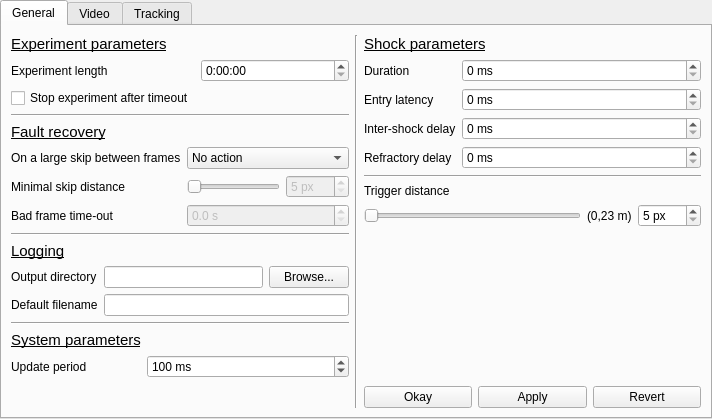
fgu-cas/kachna-tracker, file configwindow.ui: the form before one commit.
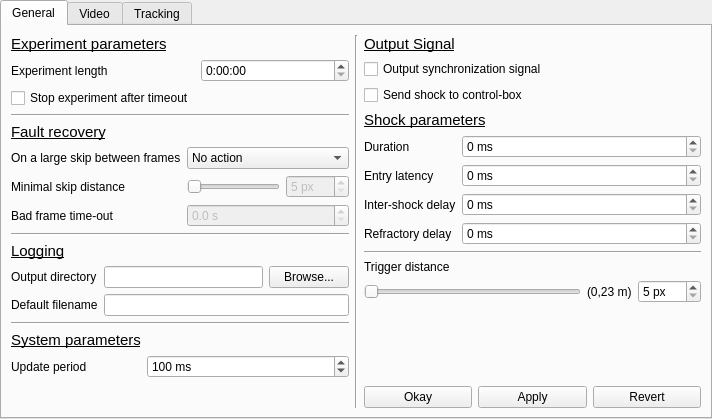
The form after the commit. Custom widgets are drawn as their Qt base class.

Commit message: add an option to enable/disable output signals

Patch:
```diff
--- a/configwindow.ui
+++ b/configwindow.ui
@@ -314,6 +314,27 @@
     </item>
     <item>
      <layout class="QVBoxLayout" name="verticalLayout_6">
+      <item>
+       <widget class="QLabel" name="label_32">
+        <property name="text">
+         <string>&lt;html&gt;&lt;head/&gt;&lt;body&gt;&lt;p&gt;&lt;span style=&quot; font-size:11pt; text-decoration: underline;&quot;&gt;Output Signal&lt;/span&gt;&lt;/p&gt;&lt;/body&gt;&lt;/html&gt;</string>
+        </property>
+       </widget>
+      </item>
+      <item>
+       <widget class="QCheckBox" name="synchroBox">
+        <property name="text">
+         <string>Output synchronization signal</string>
+        </property>
+       </widget>
+      </item>
+      <item>
+       <widget class="QCheckBox" name="shockBox">
+        <property name="text">
+         <string>Send shock to control-box</string>
+        </property>
+       </widget>
+      </item>
       <item>
        <widget class="QLabel" name="label_19">
         <property name="text">
```
Left out of the diff: 2 changed lines with no effect on the pictures. Lines whose indentation alone changed are shown as unchanged. The commit also changes 3 other files.
